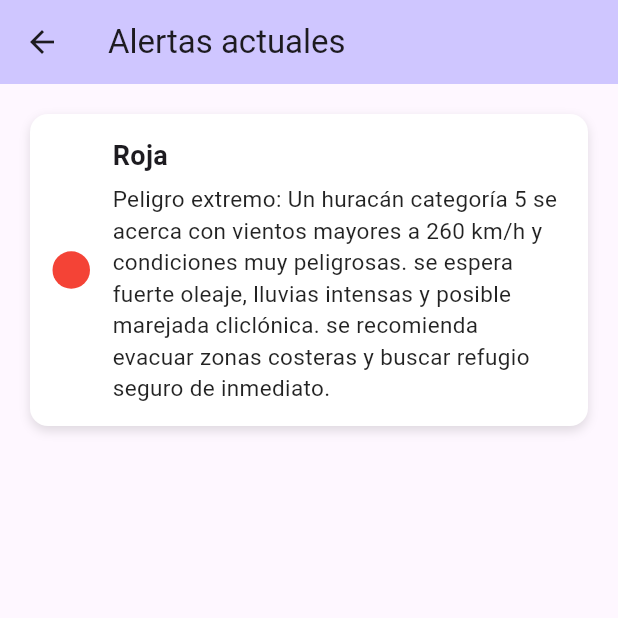
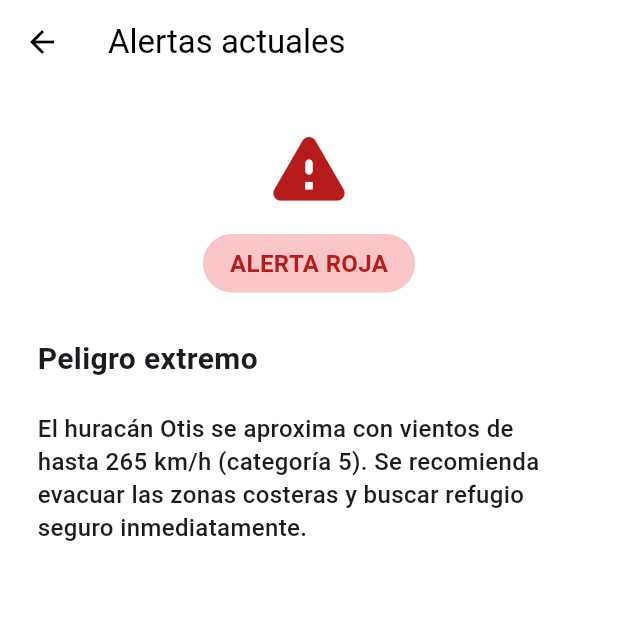
Before and after one commit to pedridg/hurasafe, a Flutter app: the AlertsPage screen opened directly, on a phone screen of 412 x 824 dp, the top half of it. Run offline on Flutter 3.47's test engine with Material 3 defaults, Android fonts, the phone set to English and light mode, and no system bars; our stand-ins replace flutter_map, geolocator, latlong2, permission_handler; Roboto replaces fonts that are missing (Poppins).

Commit message:
Descripción del cambio que hicieron

```diff
--- a/lib/alerts_page.dart
+++ b/lib/alerts_page.dart
@@ -5,88 +5,86 @@ class AlertsPage extends StatelessWidget {
 
   @override
   Widget build(BuildContext context) {
+    return Scaffold(
+      backgroundColor: Colors.white,
+      appBar: AppBar(
+        elevation: 0,
+        backgroundColor: Colors.white,
+        foregroundColor: Colors.black,
+        title: const Text(
+          "Alertas actuales",
+          style: TextStyle(color: Colors.black),
+        ),
+      ),
+      body: SingleChildScrollView(
+        padding: const EdgeInsets.all(25),
+        child: Column(
+          crossAxisAlignment: CrossAxisAlignment.center,
+          children: [
 
-    final List<Map<String, dynamic>> alerts = [
-      {
-        "nivel": "Roja",
-        "descripcion":
-            "Peligro extremo: Un huracán categoría 5 se acerca con vientos mayores a 260 km/h y condiciones muy peligrosas. se espera fuerte oleaje, lluvias intensas y posible marejada cliclónica. se recomienda evacuar zonas costeras y buscar refugio seguro de inmediato.",
-        "color": Colors.red
-      },
-    ];
+            // Ícono de alerta
+            const Icon(
+              Icons.warning_rounded,
+              color: Color(0xffB71C1C), // rojo oscuro
+              size: 60,
+            ),
 
-    return Scaffold(
-      appBar: AppBar(
-        title: const Text("Alertas actuales"),
-        backgroundColor: const Color(0xffcfc6ff),
-        elevation: 0,
-      ),
-      body: Padding(
-        padding: const EdgeInsets.all(20),
-        child: ListView.builder(
-          itemCount: alerts.length,
-          itemBuilder: (context, index) {
-            final alerta = alerts[index];
+            const SizedBox(height: 15),
 
-            return Container(
-              margin: const EdgeInsets.only(bottom: 15),
-              padding: const EdgeInsets.all(15),
+            // Etiqueta "ALERTA ROJA"
+            Container(
+              padding: const EdgeInsets.symmetric(horizontal: 18, vertical: 8),
               decoration: BoxDecoration(
-                color: Colors.white,
-                borderRadius: BorderRadius.circular(12),
-                boxShadow: const [
-                  BoxShadow(
-                    color: Colors.black12,
-                    blurRadius: 5,
-                    offset: Offset(0, 3),
-                  )
-                ],
+                color: const Color(0xfff8c6c6), // rosa suave
+                borderRadius: BorderRadius.circular(20),
               ),
-              child: Row(
-                children: [
-                  // Círculo de color según la alerta
-                  Container(
-                    width: 25,
-                    height: 25,
-                    decoration: BoxDecoration(
-                      color: alerta["color"],
-                      shape: BoxShape.circle,
-                    ),
-                  ),
-                  const SizedBox(width: 15),
+              child: const Text(
+                "ALERTA ROJA",
+                style: TextStyle(
+                  color: Color(0xffb71c1c),
+                  fontWeight: FontWeight.bold,
+                  fontSize: 16,
+                ),
+              ),
+            ),
 
-                  // Texto de la alerta
-                  Expanded(
-                    child: Column(
-                      crossAxisAlignment: CrossAxisAlignment.start,
-                      children: [
-                        Text(
-                          alerta["nivel"],
-                          style: const TextStyle(
-                            fontSize: 18,
-                            fontWeight: FontWeight.bold,
-                          ),
-                        ),
-                        const SizedBox(height: 5),
-                        Text(
-                          alerta["descripcion"],
-                          style: const TextStyle(
-                            fontSize: 15,
-                            color: Colors.black87,
-                          ),
-                        ),
-                      ],
-                    ),
-                  )
-                ],
+            const SizedBox(height: 30),
+
+            // TÍTULO
+            const Align(
+              alignment: Alignment.centerLeft,
+              child: Text(
+                "Peligro extremo",
+                style: TextStyle(
+                  fontSize: 20,
+                  fontWeight: FontWeight.bold,
+                ),
               ),
-            );
-          },
+            ),
+
+            const SizedBox(height: 20),
+
+            // DESCRIPCIÓN
+            const Align(
+              alignment: Alignment.centerLeft,
+              child: Text(
+                "El huracán Otis se aproxima con vientos de hasta 265 km/h (categoría 5). "
+                "Se recomienda evacuar las zonas costeras y buscar refugio seguro inmediatamente.",
+                style: TextStyle(
+                  fontSize: 16,
+                  height: 1.4,
+                  fontWeight: FontWeight.w500,
+                ),
+              ),
+            ),
+
+          ],
         ),
       ),
     );
   }
 }
+
 /*class AlertPage extends StatelessWidget {
   final double latitude;
   final double longitude;
```
